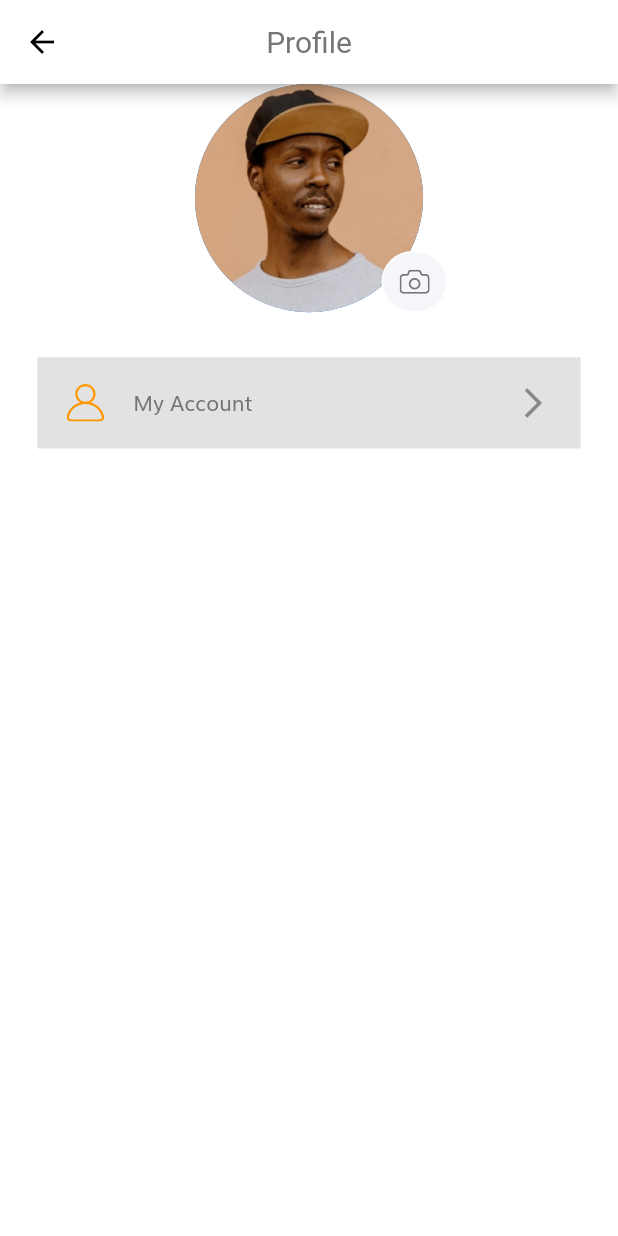
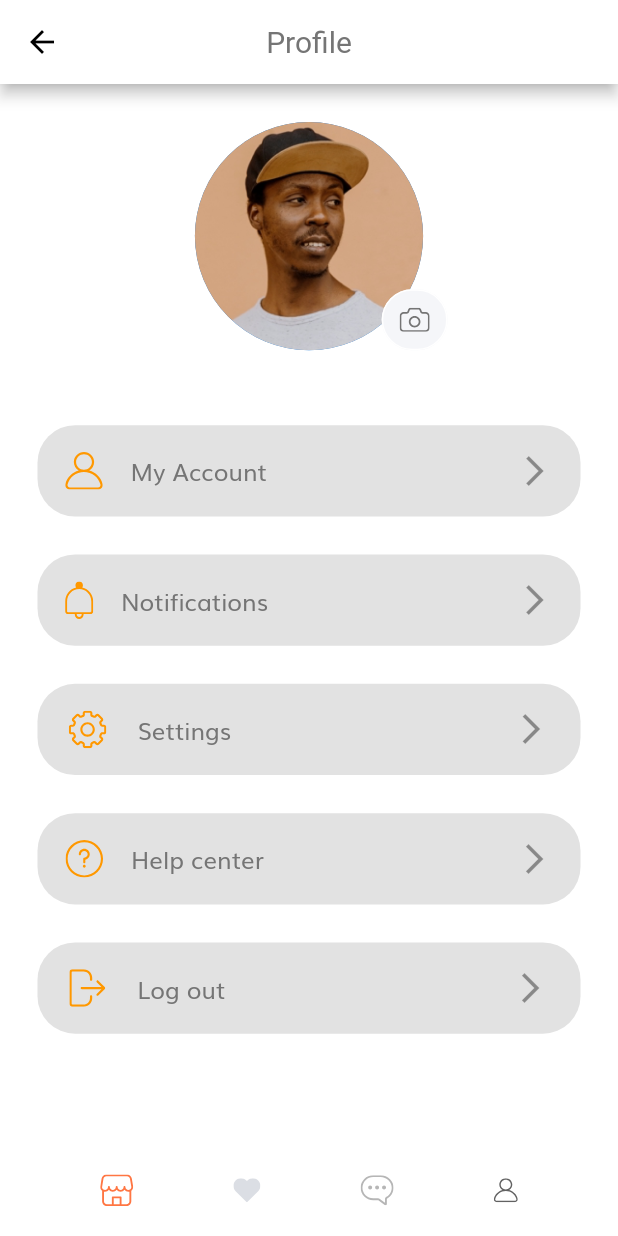
Before and after one commit to truong02bp/e-commerce, a Flutter app: the ProfileScreen screen opened by its route, on a phone screen of 412 x 824 dp. Run offline on Flutter 3.47's test engine with Material 2 defaults, Android fonts, the phone set to English and light mode, and no system bars; our stand-ins replace equatable, flutter_bloc, flutter_svg.

Commit message:
done profile

```diff
--- /dev/null
+++ b/front_end/lib/components/bottom_bar.dart
@@ -0,0 +1,39 @@
+import 'package:flutter/material.dart';
+import 'package:flutter_svg/svg.dart';
+class BottomBar extends StatelessWidget {
+  @override
+  Widget build(BuildContext context) {
+    return Expanded(
+      child: Column(
+        mainAxisAlignment: MainAxisAlignment.end,
+        children: [
+          Padding(
+              padding: EdgeInsets.only(bottom: 20),
+              child: Column(
+                children: [
+                  Row(mainAxisAlignment: MainAxisAlignment.spaceEvenly, children: [
+                    GestureDetector(
+                      child: SvgPicture.asset("assets/icons/Shop Icon.svg"),
+                      onTap: () {},
+                    ),
+                    GestureDetector(
+                      child: SvgPicture.asset("assets/icons/Heart Icon_2.svg"),
+                      onTap: () {},
+                    ),
+                    GestureDetector(
+                      child: SvgPicture.asset("assets/icons/Chat bubble Icon.svg"),
+                      onTap: () {},
+                    ),
+                    GestureDetector(
+                      child: SvgPicture.asset("assets/icons/User.svg"),
+                      onTap: () {},
+                    ),
+                  ]),
+                ],
+              )
+          ),
+        ],
+      ),
+    );
+  }
+}
--- a/front_end/lib/screens/home/components/body.dart
+++ b/front_end/lib/screens/home/components/body.dart
@@ -1,3 +1,4 @@
+import 'package:ecommerce/components/bottom_bar.dart';
 import 'package:ecommerce/components/icon_btn_counter.dart';
 import 'package:ecommerce/constants.dart';
 import 'package:ecommerce/screens/home/components/banner.dart';
@@ -64,24 +65,7 @@ class Body extends StatelessWidget {
             SizedBox(
               height: getProportionateHeight(20),
             ),
-            Row(mainAxisAlignment: MainAxisAlignment.spaceEvenly, children: [
-              GestureDetector(
-                child: SvgPicture.asset("assets/icons/Shop Icon.svg"),
-                onTap: () {},
-              ),
-              GestureDetector(
-                child: SvgPicture.asset("assets/icons/Heart Icon_2.svg"),
-                onTap: () {},
-              ),
-              GestureDetector(
-                child: SvgPicture.asset("assets/icons/Chat bubble Icon.svg"),
-                onTap: () {},
-              ),
-              GestureDetector(
-                child: SvgPicture.asset("assets/icons/User.svg"),
-                onTap: () {},
-              ),
-            ])
+            BottomBar()
           ],
         ),
       ),
--- a/front_end/lib/screens/profile/components/body.dart
+++ b/front_end/lib/screens/profile/components/body.dart
@@ -1,4 +1,6 @@
+import 'package:ecommerce/components/bottom_bar.dart';
 import 'package:ecommerce/screens/profile/components/avatar.dart';
+import 'package:ecommerce/screens/profile/components/profile_card.dart';
 import 'package:ecommerce/size_config.dart';
 import 'package:flutter/material.dart';
 import 'package:flutter_svg/flutter_svg.dart';
@@ -8,33 +10,29 @@ class Body extends StatelessWidget {
   Widget build(BuildContext context) {
     return Column(
       children: [
+        SizedBox(height: getProportionateHeight(25),),
         Center(
           child: Avatar()
         ),
         Padding(
-          padding: const EdgeInsets.only(top: 30, left: 25, right: 25),
-          child: SizedBox(
-            width: double.infinity,
-            height: getProportionateHeight(60),
-            child: Container(
-              decoration: BoxDecoration(
-                color: Colors.grey.withOpacity(0.3)
-              ),
-              child: Row(
-                children: [
-                  Spacer(),
-                  SvgPicture.asset("assets/icons/User.svg", color: Colors.orange, height: 25,),
-                  Spacer(),
-                  Text('My Account'),
-                  Spacer(flex: 9,),
-                  Icon(Icons.arrow_forward_ios, color: Colors.black.withOpacity(0.4),),
-                  Spacer()
-                ],
-              ),
-            ),
+          padding: const EdgeInsets.only(top: 50, left: 25, right: 25),
+          child: Column(
+            children: [
+              ProfileCard(icon: "assets/icons/User.svg", text: "My Account", onTap: (){},),
+              SizedBox(height: getProportionateHeight(25),),
+              ProfileCard(icon: "assets/icons/Bell.svg", text: "Notifications", onTap: (){},),
+              SizedBox(height: getProportionateHeight(25),),
+              ProfileCard(icon: "assets/icons/Settings.svg", text: "Settings", onTap: (){},),
+              SizedBox(height: getProportionateHeight(25),),
+              ProfileCard(icon: "assets/icons/Question mark.svg", text: "Help center", onTap: (){},),
+              SizedBox(height: getProportionateHeight(25),),
+              ProfileCard(icon: "assets/icons/Log out.svg", text: "Log out", onTap: (){},),
+            ],
           ),
-        )
+        ),
+        BottomBar()
       ],
     );
+
   }
 }
--- /dev/null
+++ b/front_end/lib/screens/profile/components/profile_card.dart
@@ -0,0 +1,48 @@
+import 'package:flutter/material.dart';
+import 'package:flutter_svg/svg.dart';
+
+import '../../../size_config.dart';
+
+class ProfileCard extends StatelessWidget {
+
+  final String icon;
+
+  final Function onTap;
+
+  final String text;
+
+
+  ProfileCard({this.icon, this.onTap, this.text});
+
+  @override
+  Widget build(BuildContext context) {
+    return SizedBox(
+      width: double.infinity,
+      height: getProportionateHeight(60),
+      child: GestureDetector(
+        onTap: onTap,
+        child: Container(
+          decoration: BoxDecoration(
+              color: Colors.grey.withOpacity(0.3),
+              borderRadius: BorderRadius.circular(25)
+          ),
+          child: Row(
+            children: [
+              Spacer(),
+              SvgPicture.asset(
+                icon, color: Colors.orange, height: 25,),
+              Spacer(),
+              Text(text, style: TextStyle(
+                  fontSize: 16
+              ),),
+              Spacer(flex: 9,),
+              Icon(
+                Icons.arrow_forward_ios, color: Colors.black.withOpacity(0.4),),
+              Spacer()
+            ],
+          ),
+        ),
+      ),
+    );
+  }
+}
```
